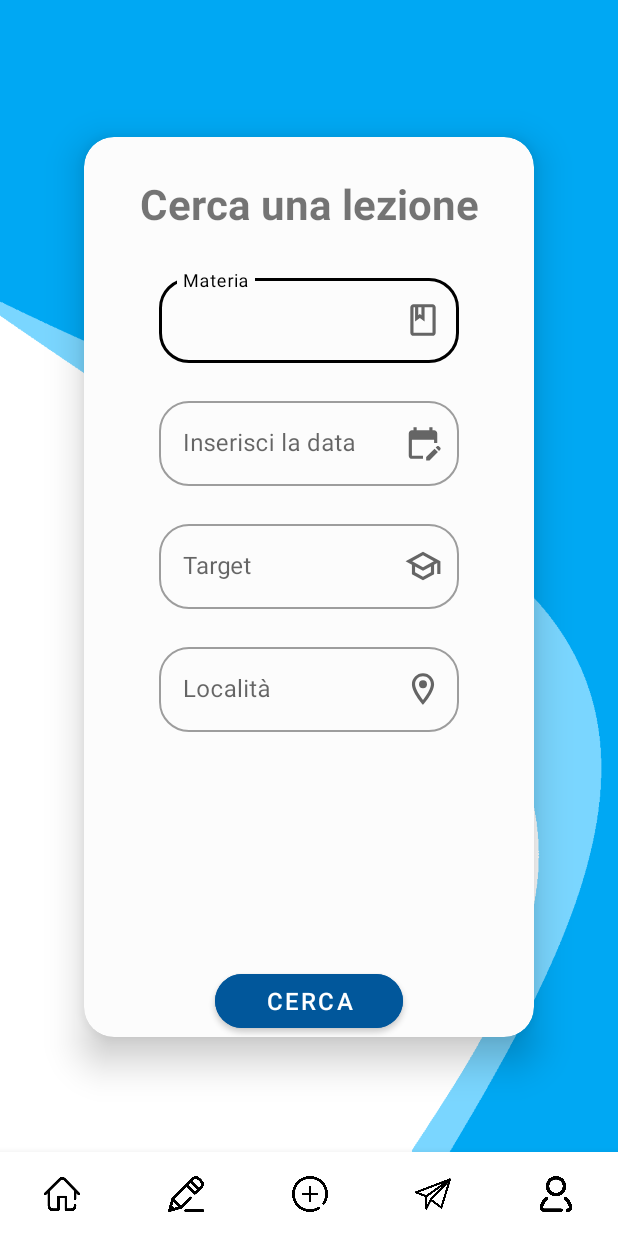
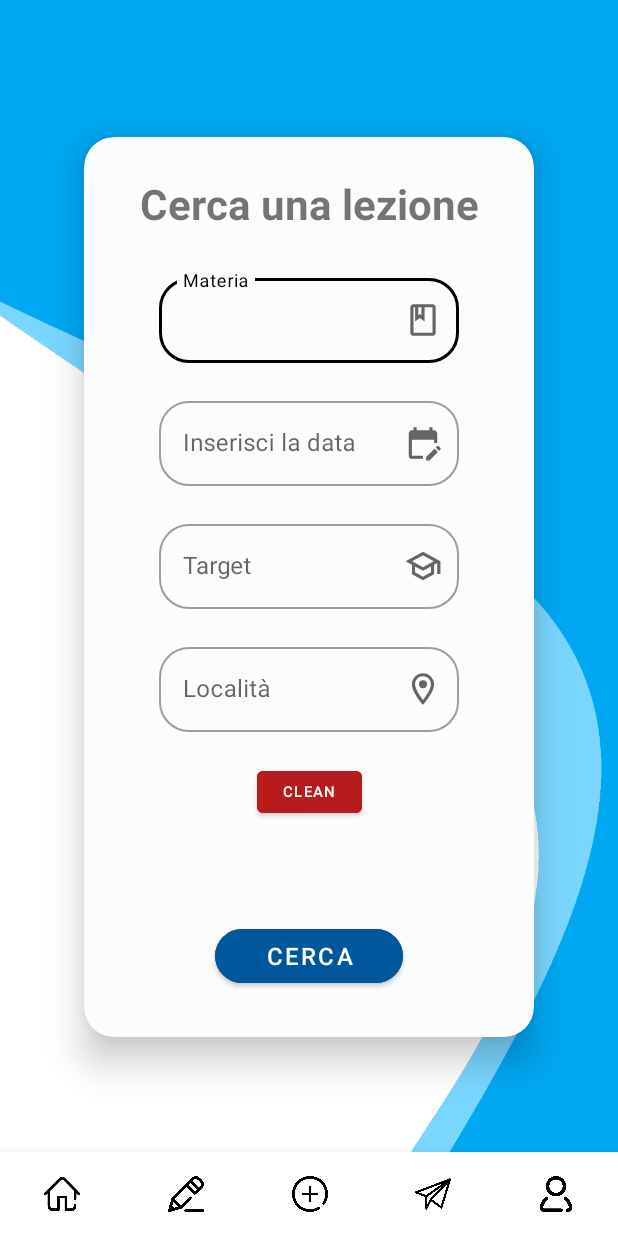
Before and after one commit to MarcoSpina01/BeClever, an Android app: the HomeFragment screen opened directly, with no data from a screen before it, on a phone screen of 412 x 824 dp. Run offline under Robolectric (Android 15) with nearby library versions, the phone set to English and light mode, and no system bars; our stand-ins replace Firebase (no records; nobody signed in at launch, a user with empty details on screens opened directly), data binding; Roboto replaces fonts that are not available here.

Commit message:
update login layout

```diff
--- a/app/src/main/res/layout/fragment_home.xml
+++ b/app/src/main/res/layout/fragment_home.xml
@@ -188,6 +188,7 @@
             </com.google.android.material.textfield.TextInputLayout>
 
 
+
             <Button
                 android:id="@+id/buttonCerca"
                 android:layout_width="125dp"
@@ -201,7 +202,19 @@
                 app:layout_constraintBottom_toBottomOf="parent"
                 app:layout_constraintEnd_toEndOf="parent"
                 app:layout_constraintStart_toStartOf="parent"
-                app:layout_constraintTop_toBottomOf="@+id/textInputLayout5" />
+                android:layout_marginBottom="30dp"/>
+
+            <Button
+                android:id="@+id/Clean"
+                android:layout_width="70dp"
+                android:layout_height="40dp"
+                android:text="Clean"
+                android:textSize="10dp"
+                app:layout_constraintEnd_toEndOf="parent"
+                app:layout_constraintStart_toStartOf="parent"
+                app:layout_constraintTop_toBottomOf="@+id/textInputLayout4"
+                android:layout_marginTop="20dp"
+                android:backgroundTint="@color/red"/>
 
         </androidx.constraintlayout.widget.ConstraintLayout>
 
```
